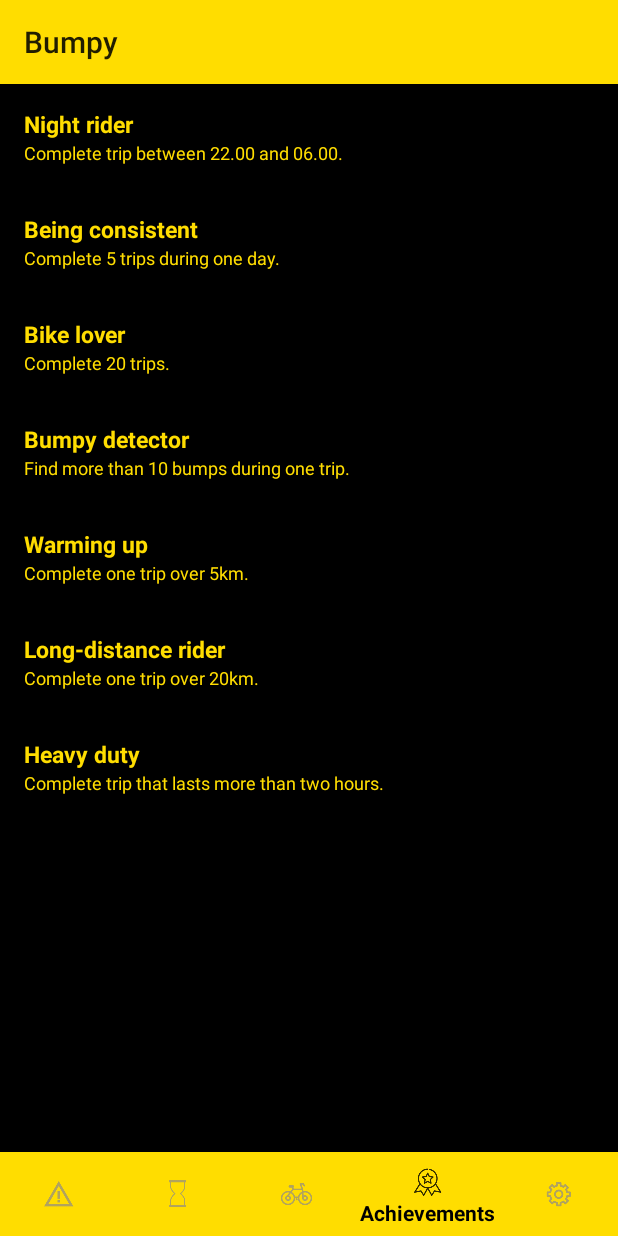
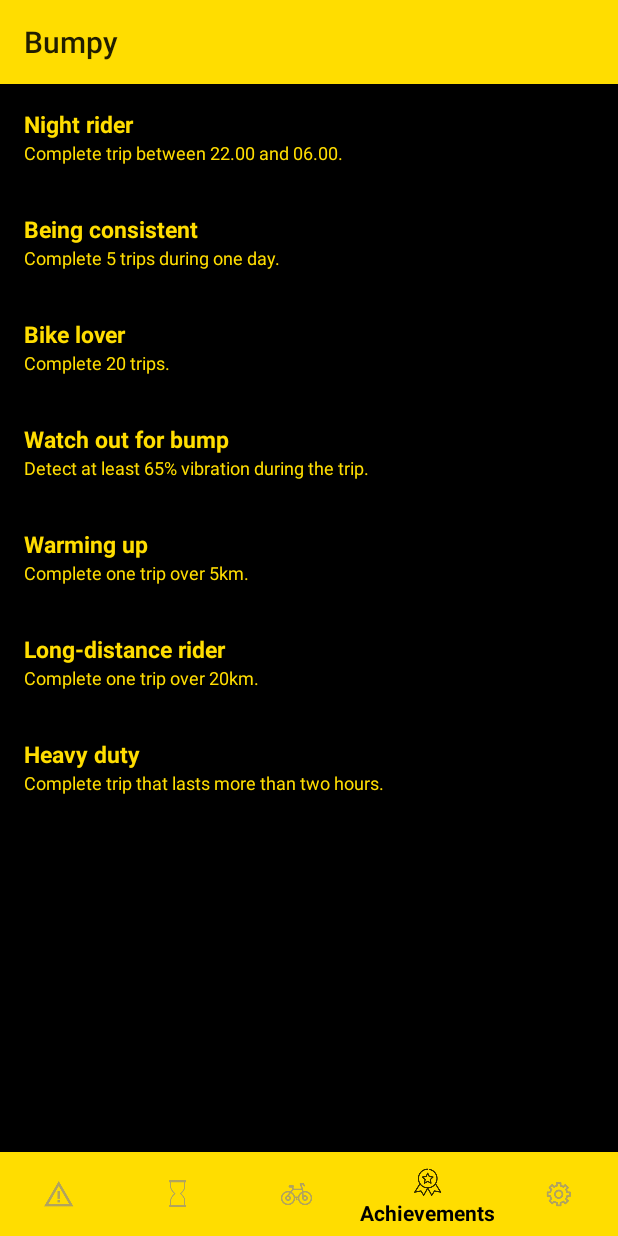
Before and after one commit to SandraZiv/DSD-Cycling-Advocacy, an Android app: the AchievementsFragment screen opened through its navigation route, on a phone screen of 412 x 824 dp. Run offline under Robolectric (Android 15) with nearby library versions, the phone set to English and light mode, and no system bars; our stand-ins replace Room's generated code, navigation-ui; libraries missing offline, so code that uses them is left out: org.osmdroid.api, org.osmdroid.config, org.osmdroid.tileprovider, org.osmdroid.util, org.osmdroid.views; pictures from the network do not load; 19 statements that could not run were skipped.

Commit message:
change bumps to vibrations

```diff
--- a/android/Bumpy/app/src/main/res/values/achievemnts.xml
+++ b/android/Bumpy/app/src/main/res/values/achievemnts.xml
@@ -14,8 +14,8 @@
     <string name="a4_title">Bike lover</string>
     <string name="a4_detail">Complete 20 trips.</string>
 
-    <string name="a5_title">Bumpy detector</string>
-    <string name="a5_detail">Find more than 10 bumps during one trip.</string>
+    <string name="a5_title">Watch out for bump</string>
+    <string name="a5_detail">Detect at least 65% vibration during the trip.</string>
 
     <string name="a6_title">Warming up</string>
     <string name="a6_detail">Complete one trip over 5km.</string>
```
